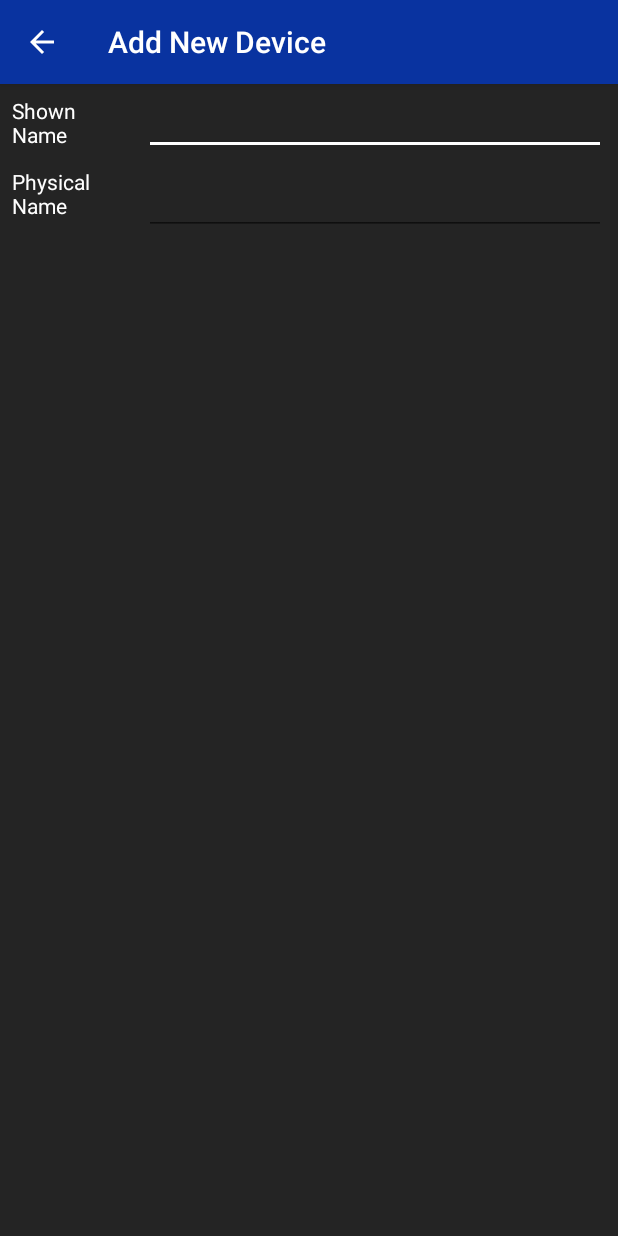
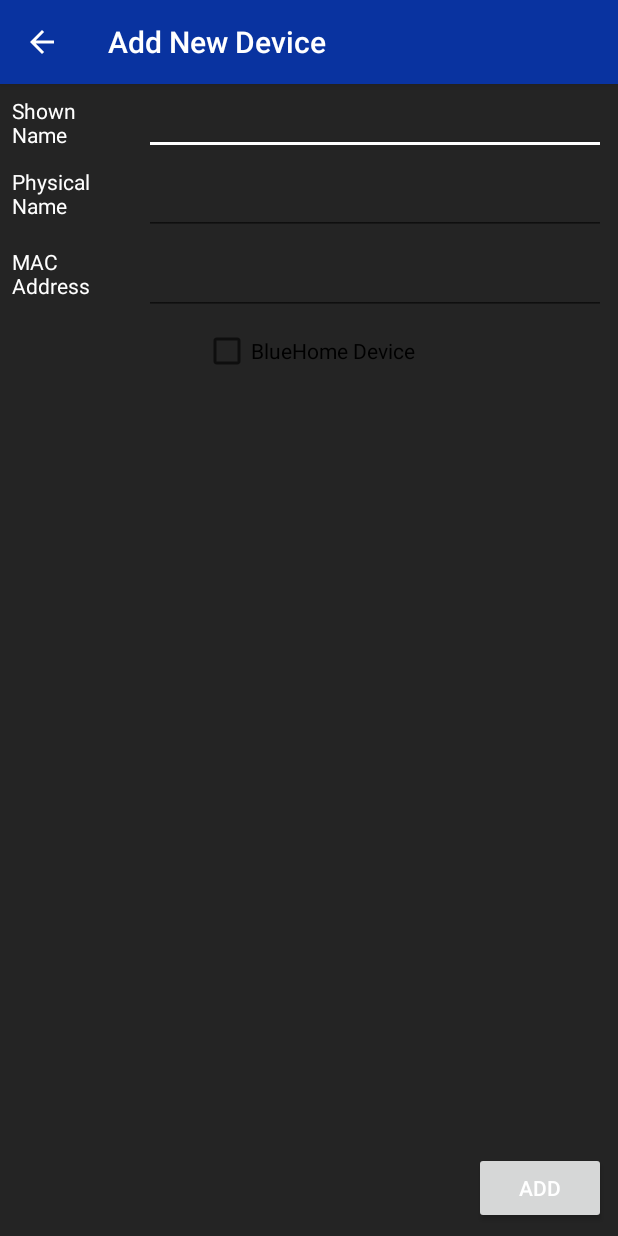
Before and after one commit to erl97/BlueHome-App, an Android app: the FindNewDevice screen opened directly, with no data from a screen before it, on a phone screen of 412 x 824 dp. Run offline under Robolectric (Android 15) with nearby library versions, the phone set to English and light mode, and no system bars.

Commit message:
Added New Device and Edit Device Activities. New Device functioning, edit Device only change shown Name

```diff
--- a/app/src/main/AndroidManifest.xml
+++ b/app/src/main/AndroidManifest.xml
@@ -23,7 +23,8 @@
             </intent-filter>
         </activity>
         <activity android:name=".DeviceList" />
-        <activity android:name=".FindNewDevice"></activity>
+        <activity android:name=".FindNewDevice" />
+        <activity android:name=".EditDevice"></activity>
     </application>
 
 </manifest>
--- a/app/src/main/java/de/th_nuernberg/bluehome/FindNewDevice.java
+++ b/app/src/main/java/de/th_nuernberg/bluehome/FindNewDevice.java
@@ -2,8 +2,22 @@ package de.th_nuernberg.bluehome;
 
 import android.support.v7.app.AppCompatActivity;
 import android.os.Bundle;
+import android.view.View;
+import android.widget.Button;
+import android.widget.CheckBox;
+import android.widget.EditText;
+
+import de.th_nuernberg.bluehome.BlueHomeDatabase.BlueHomeDeviceStorageManager;
 
 public class FindNewDevice extends AppCompatActivity {
+
+    private EditText shownNameView;
+    private EditText realNameView;
+    private EditText macAddressView;
+    private Button addButton;
+    private CheckBox devImg;
+    private BlueHomeDevice newDevice;
+    private BlueHomeDeviceStorageManager db = new BlueHomeDeviceStorageManager(this);
 
     @Override
     protected void onCreate(Bundle savedInstanceState) {
@@ -11,5 +25,26 @@ public class FindNewDevice extends AppCompatActivity {
         super.onCreate(savedInstanceState);
         setContentView(R.layout.activity_find_new_device);
         setTitle(getResources().getText(R.string.add_new_device));
+
+        shownNameView = (EditText)findViewById(R.id.add_device_shown_name);
+        realNameView = (EditText)findViewById(R.id.add_device_real_name);
+        macAddressView = (EditText)findViewById(R.id.add_device_mac);
+        addButton = (Button)findViewById(R.id.add_device_add_button);
+        devImg = (CheckBox)findViewById(R.id.add_device_devimg_check);
+
+        addButton.setOnClickListener(new View.OnClickListener() {
+            @Override
+            public void onClick(View v) {
+                newDevice = new BlueHomeDevice(macAddressView.getText().toString(), realNameView.getText().toString());
+                newDevice.setNodeType(1);
+                newDevice.setShownName(shownNameView.getText().toString());
+                if(devImg.isChecked())
+                    newDevice.setImgID(R.drawable.bluehome_device);
+                else
+                    newDevice.setImgID(R.drawable.unknown_device);
+                db.insertDevice(newDevice);
+                finish();
+            }
+        });
     }
 }
--- a/app/src/main/res/layout/activity_find_new_device.xml
+++ b/app/src/main/res/layout/activity_find_new_device.xml
@@ -17,7 +17,8 @@
         android:inputType="textPersonName"
         app:layout_constraintEnd_toEndOf="parent"
         app:layout_constraintStart_toEndOf="@+id/add_device_lable_shown_name"
-        app:layout_constraintTop_toTopOf="parent" />
+        app:layout_constraintTop_toTopOf="parent"
+        android:textColor="@color/colorAccent"/>
 
     <EditText
         android:id="@+id/add_device_real_name"
@@ -30,7 +31,8 @@
         android:inputType="textPersonName"
         app:layout_constraintEnd_toEndOf="parent"
         app:layout_constraintStart_toEndOf="@+id/add_device_label_real_name"
-        app:layout_constraintTop_toBottomOf="@+id/add_device_shown_name" />
+        app:layout_constraintTop_toBottomOf="@+id/add_device_shown_name"
+        android:textColor="@color/colorAccent"/>
 
     <TextView
         android:id="@+id/add_device_lable_shown_name"
@@ -51,4 +53,51 @@
         app:layout_constraintBottom_toBottomOf="@+id/add_device_real_name"
         app:layout_constraintStart_toStartOf="parent"
         app:layout_constraintTop_toTopOf="@+id/add_device_real_name" />
+
+    <EditText
+        android:id="@+id/add_device_mac"
+        android:layout_width="0dp"
+        android:layout_height="wrap_content"
+        android:layout_marginStart="8dp"
+        android:layout_marginTop="8dp"
+        android:layout_marginEnd="8dp"
+        android:ems="10"
+        android:inputType="textPersonName"
+        app:layout_constraintEnd_toEndOf="parent"
+        app:layout_constraintStart_toEndOf="@+id/textView"
+        app:layout_constraintTop_toBottomOf="@+id/add_device_real_name"
+        android:textColor="@color/colorAccent" />
+
+    <TextView
+        android:id="@+id/textView"
+        android:layout_width="80dp"
+        android:layout_height="0dp"
+        android:layout_marginStart="8dp"
+        android:text="@string/device_mac_address"
+        app:layout_constraintBottom_toBottomOf="@+id/add_device_mac"
+        app:layout_constraintStart_toStartOf="parent"
+        app:layout_constraintTop_toTopOf="@+id/add_device_mac" />
+
+    <Button
+        android:id="@+id/add_device_add_button"
+        android:layout_width="wrap_content"
+        android:layout_height="wrap_content"
+        android:layout_marginEnd="8dp"
+        android:layout_marginBottom="8dp"
+        android:text="Add"
+        app:layout_constraintBottom_toBottomOf="parent"
+        app:layout_constraintEnd_toEndOf="parent" />
+
+    <CheckBox
+        android:id="@+id/add_device_devimg_check"
+        android:layout_width="wrap_content"
+        android:layout_height="wrap_content"
+        android:layout_marginStart="8dp"
+        android:layout_marginTop="8dp"
+        android:layout_marginEnd="8dp"
+        android:text="BlueHome Device"
+        app:layout_constraintEnd_toEndOf="parent"
+        app:layout_constraintStart_toStartOf="parent"
+        app:layout_constraintTop_toBottomOf="@+id/add_device_mac" />
+
 </android.support.constraint.ConstraintLayout>
--- a/app/src/main/res/layout/device_row_layout.xml
+++ b/app/src/main/res/layout/device_row_layout.xml
@@ -21,6 +21,7 @@
         android:textSize="20dp"
         android:layout_marginTop="2dp"
         android:layout_toRightOf="@id/device_list_img"
+        android:layout_marginLeft="8dp"
         android:text="test3" />
 
     <TextView
@@ -32,5 +33,6 @@
         android:layout_alignStart="@id/device_list_name"
         android:layout_marginTop="2dp"
         android:layout_marginBottom="2dp"
+        android:layout_marginLeft="8dp"
         android:text="test2" />
 </RelativeLayout>
--- a/app/src/main/res/values/colors.xml
+++ b/app/src/main/res/values/colors.xml
@@ -4,4 +4,5 @@
     <color name="colorPrimaryDark">#06226a</color>
     <color name="colorAccent">#FFFFFF</color>
     <color name="colorBackground">#242424</color>
+    <color name="colorAccent2">#A00000</color>
 </resources>
--- a/app/src/main/res/values/strings.xml
+++ b/app/src/main/res/values/strings.xml
@@ -11,4 +11,6 @@
     <string name="device_shown_name">Shown Name</string>
     <string name="device_real_name">Physical Name</string>
     <string name="device_mac_address">MAC Address</string>
+    <string name="edit_device">Edit Device</string>
+    <string name="apply_changes">Apply Changes</string>
 </resources>
```
Also changed, not shown: app/src/main/java/de/th_nuernberg/bluehome/BlueHomeDatabase/BlueHomeDeviceStorageManager.java (+22 -2 lines), app/src/main/java/de/th_nuernberg/bluehome/DeviceList.java (+21 -7 lines), app/src/main/java/de/th_nuernberg/bluehome/EditDevice.java (added, +101 -0 lines), app/src/main/res/layout/activity_edit_device.xml (added, +95 -0 lines), app/src/main/res/layout/image_spinner_layout.xml (added, +18 -0 lines), app/build.gradle (line endings or trailing spaces), app/src/main/res/drawable/bluehome_device.png (added), app/src/main/res/drawable/delete_selected.png (added), app/src/main/res/drawable/unknown_device.png (added), 1 other file.
